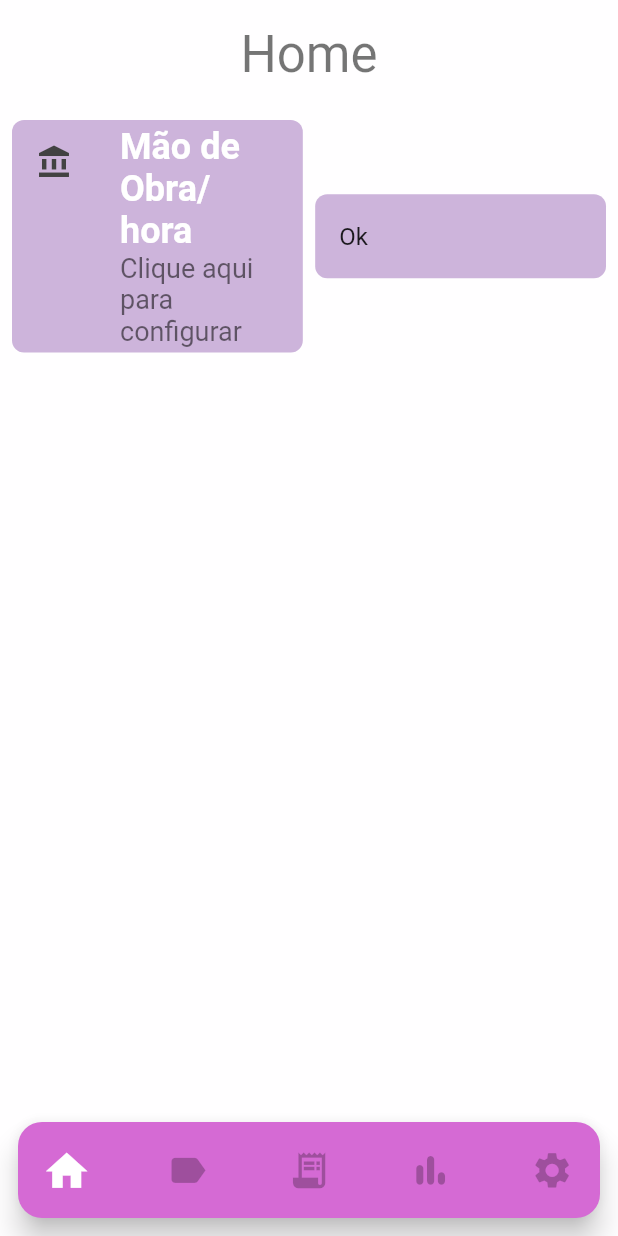
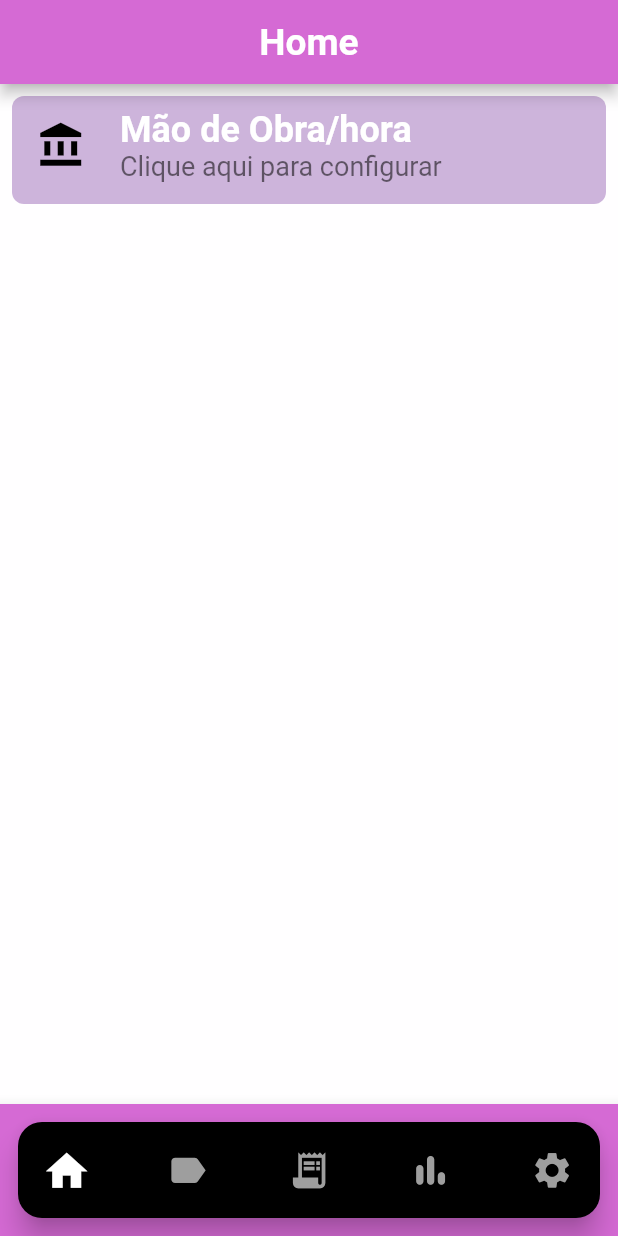
Before and after one commit to leandrosconceicao/bakery_project, a Flutter app: the Home screen opened by its route, on a phone screen of 412 x 824 dp. Run offline on Flutter 3.47's test engine with Material 2 defaults, Android fonts, the phone set to English and light mode, and no system bars; our stand-ins replace flutter_masked_text2, get; missing offline and left inert: money2; network calls fail.

Commit message:
Novos ajustes

```diff
--- a/lib/src/views/components/app_theme.dart
+++ b/lib/src/views/components/app_theme.dart
@@ -2,6 +2,7 @@ import '../../../libraries/views.dart';
 import '../../../libraries/models.dart';
 
 final appTheme = ThemeData(
+  primaryColor: Colors.white,
   scaffoldBackgroundColor: MyPallete.defaultColor.shade500,
   primarySwatch: MyPallete.defaultColor,
   floatingActionButtonTheme: FloatingActionButtonThemeData(
--- a/lib/src/views/components/appbar.dart
+++ b/lib/src/views/components/appbar.dart
@@ -5,6 +5,7 @@ import '/libraries/views.dart';
 class MyAppBar {
   static PreferredSizeWidget build({Widget? title}) {
     return AppBar(
+      automaticallyImplyLeading: false,
       title: title,
       centerTitle: true,
       actions: [
--- a/lib/src/views/components/default_layout.dart
+++ b/lib/src/views/components/default_layout.dart
@@ -1,4 +1,3 @@
-import 'dart:isolate';
 
 import '../../../libraries/models.dart';
 import '../../../libraries/utils.dart';
@@ -10,7 +9,8 @@ class DefaultPage extends StatelessWidget {
   final Widget? appBarTitle;
   final Widget? floatingAction;
   final bool? hideAppBar;
-  DefaultPage({
+
+  const DefaultPage({
     super.key,
     required this.title,
     required this.child,
@@ -19,43 +19,25 @@ class DefaultPage extends StatelessWidget {
     this.hideAppBar,
   });
 
-  final keyboardIsVisible = false.obs;
 
   @override
   Widget build(BuildContext context) {
     return Title(
       color: Get.theme.primaryColor,
       title: title,
-      child: SafeArea(
       child: Scaffold(
         // drawer: Get.currentRoute == Routes.signin ? null : const AppDrawer(),
-          // appBar: (hideAppBar ?? false) ? null : MyAppBar.build(title: appBarTitle),
-          body: Stack(
-            children: [
-              Column(
-                children: [
-                  Padding(
-                    padding: const EdgeInsets.symmetric(vertical: 16.0),
-                    child: Text(
-                      title,
-                      style: Get.textTheme.headlineMedium,
-                    ),
-                  ),
-                  Expanded(child: child),
-                ],
-              ),
-              if (Get.currentRoute != Routes.signin) ...{
-                Obx(() => keyboardIsVisible.value
-                    ? const SizedBox()
-                    : Padding(
+        appBar: (hideAppBar ?? false) ? null : MyAppBar.build(title: appBarTitle),
+        bottomNavigationBar: Get.currentRoute != Routes.signin ? BottomAppBar(
+          color: MyPallete.defaultColor,
+          child: Padding(
             padding: const EdgeInsets.all(8.0),
-                        child: Align(
-                          alignment: Alignment.bottomCenter,
             child: Card(
               elevation: 8.0,
-                            color: MyPallete.defaultColor,
+              color: Colors.black,
               shape: RoundedRectangleBorder(
-                                borderRadius: BorderRadius.circular(16.0)),
+                  borderRadius:
+                      BorderRadius.circular(16.0)),
               child: Padding(
                 padding: const EdgeInsets.all(8.0),
                 child: Row(
@@ -63,7 +45,8 @@ class DefaultPage extends StatelessWidget {
                       MainAxisAlignment.spaceBetween,
                   children: [
                     menuItem(
-                                      func: () => Get.toNamed(Routes.home),
+                        func: () =>
+                            Get.toNamed(Routes.home),
                         icon: Icons.home,
                         route: Routes.home),
                     menuItem(
@@ -72,15 +55,18 @@ class DefaultPage extends StatelessWidget {
                         icon: Icons.label,
                         route: Routes.ingredients),
                     menuItem(
-                                      func: () => Get.toNamed(Routes.receipt),
+                        func: () =>
+                            Get.toNamed(Routes.receipt),
                         icon: Icons.receipt_long,
                         route: Routes.receipt),
                     menuItem(
-                                      func: () => Get.toNamed(Routes.expenses),
+                        func: () =>
+                            Get.toNamed(Routes.expenses),
                         icon: Icons.bar_chart_rounded,
                         route: Routes.expenses),
                     menuItem(
-                                      func: () => Get.toNamed(Routes.configs),
+                        func: () =>
+                            Get.toNamed(Routes.configs),
                         icon: Icons.settings,
                         route: Routes.configs),
                   ],
@@ -88,12 +74,9 @@ class DefaultPage extends StatelessWidget {
               ),
             ),
           ),
-                      ))
-              }
-            ],
-          ),
-          // floatingActionButton: floatingAction,
-        ),
+        ) : null,
+        body: child,
+        floatingActionButton: floatingAction,
       ),
     );
   }
@@ -104,10 +87,11 @@ class DefaultPage extends StatelessWidget {
     required String route,
   }) {
     return IconButton(
+
       onPressed: func,
       icon: Icon(
         icon,
-        color: app.isActiveRoute(route) ? Colors.white : Colors.black26,
+        color: app.isActiveRoute(route) ? Colors.white : Colors.grey,
         size: app.isActiveRoute(route)
             ? (Get.height * 0.04)
             : (Get.height * 0.035),
--- a/lib/src/views/components/receipt_manager.dart
+++ b/lib/src/views/components/receipt_manager.dart
@@ -65,9 +65,6 @@ class _ReceiptManagerState extends State<ReceiptManager> {
                 ),
               ),
             ),
-            SizedBox(
-              height: Get.height * 0.09,
-            )
           ],
         ),
       ),
--- a/lib/src/views/pages/home.dart
+++ b/lib/src/views/pages/home.dart
@@ -11,7 +11,7 @@ class Home extends StatelessWidget {
   Widget build(BuildContext context) {
     return DefaultPage(
       title: 'Home',
-      appBarTitle: const Text('Página inicial'),
+      appBarTitle: const Text('Home'),
       child: _body(),
     );
   }
@@ -23,10 +23,7 @@ class Home extends StatelessWidget {
       child: Column(
         children: [
           Obx(
-            () => Row(
-              children: [
-                Expanded(
-                  child: ListTile(
+            () => ListTile(
               onTap: app.defaultConfig.value != null ? null :  () {
                   Get.offNamed(Routes.configs);
               },
@@ -35,22 +32,9 @@ class Home extends StatelessWidget {
                 borderRadius: BorderRadius.all(Radius.circular(8.0))
               ),
               tileColor: MyPallete.defaultColor.shade50,
-                    leading: Icon(Icons.account_balance, color: Colors.grey.shade800,),
+              leading: Icon(Icons.account_balance, color: Colors.black, size: Get.height * 0.04,),
               title: Text('Mão de Obra/hora', style: Get.textTheme.headlineSmall,),
               subtitle: app.defaultConfig.value == null ? const Text('Clique aqui para configurar') : Text('${app.defaultConfig.value?.getAverageGain() ?? ''}'),
-                  ),
-                ),
-                SizedBox(width: Get.height * 0.01,),
-                Expanded(
-                  child: ListTile(
-                    tileColor: MyPallete.defaultColor.shade50,
-                    shape: const OutlineInputBorder(
-                      borderSide: BorderSide.none,
-                      borderRadius: BorderRadius.all(Radius.circular(8.0))
-                    ),
-                    title: Text('Ok')),
-                )
-              ],
             ),
           )
         ],
```
Also changed, not shown: lib/src/views/pages/expenses.dart (+27 -27 lines), lib/src/views/pages/ingredients.dart (+23 -20 lines), lib/src/views/pages/receipt.dart (+24 -28 lines), lib/src/views/pages/signin.dart (+4 -5 lines). Lines whose indentation alone changed are shown as unchanged.
